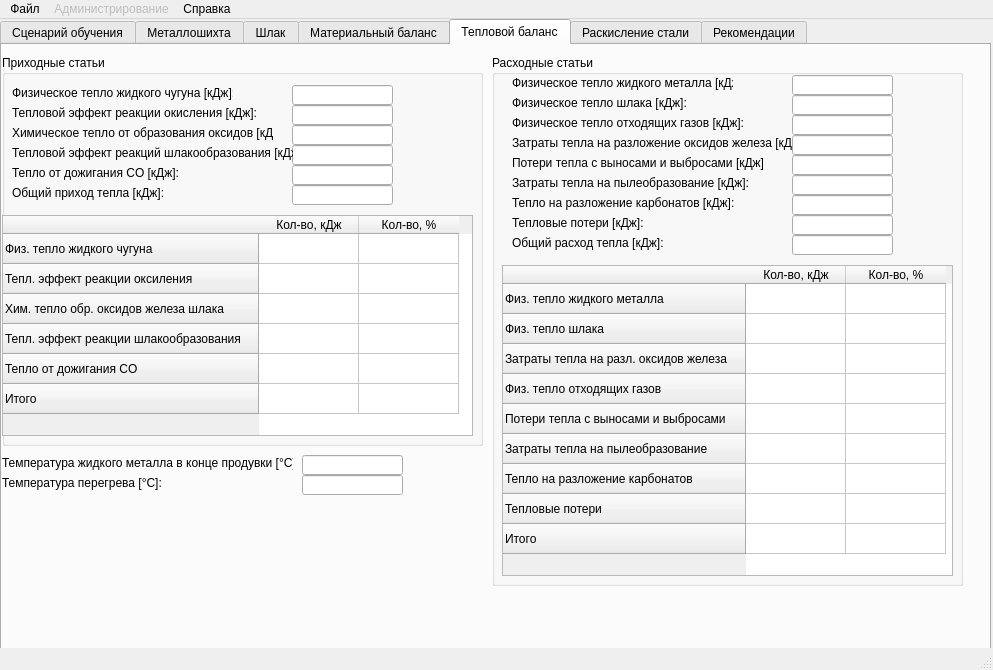
First picture: the form in GUI/OperForm.ui, repository DeppaRet/SteelmakingConverter, before the edit.
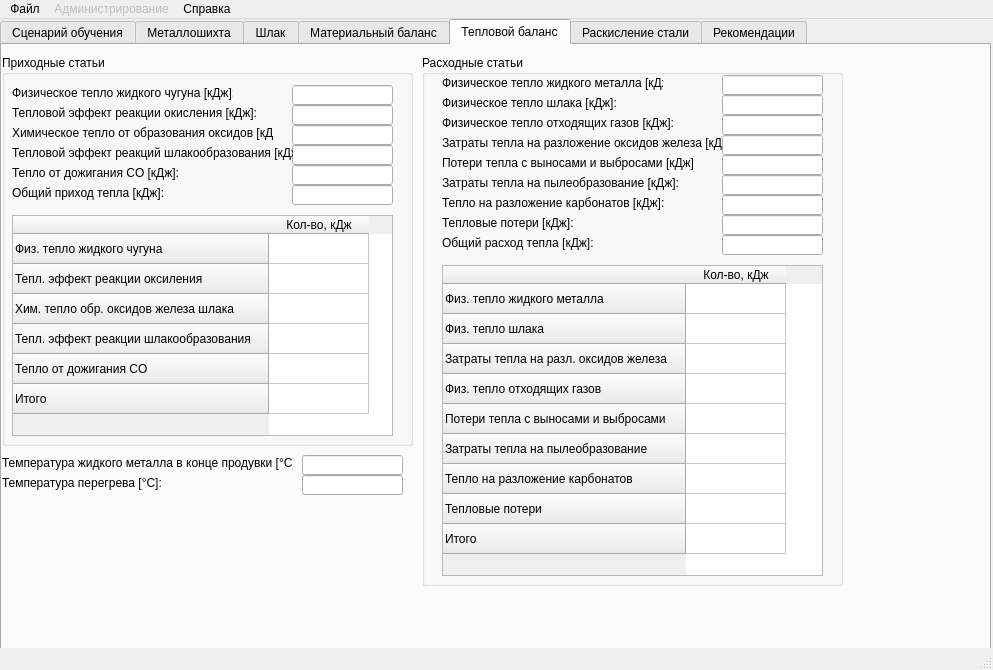
Second picture: the form after the edit. The open tabs and pages were chosen to show the change. Icons and pictures are not drawn.

Diff of the .ui file:
```diff
--- a/GUI/OperForm.ui
+++ b/GUI/OperForm.ui
@@ -2545,9 +2545,9 @@
      <widget class="QGroupBox" name="rashodnie_statii_group_box_2">
       <property name="geometry">
        <rect>
-        <x>490</x>
+        <x>420</x>
         <y>10</y>
-        <width>471</width>
+        <width>421</width>
         <height>531</height>
        </rect>
       </property>
@@ -2821,9 +2821,9 @@
        </property>
        <property name="geometry">
         <rect>
-         <x>10</x>
+         <x>20</x>
          <y>210</y>
-         <width>451</width>
+         <width>381</width>
          <height>311</height>
         </rect>
        </property>
@@ -2877,11 +2877,6 @@
          <string>Кол-во, кДж</string>
         </property>
        </column>
-       <column>
-        <property name="text">
-         <string>Кол-во, %</string>
-        </property>
-       </column>
       </widget>
      </widget>
      <widget class="QLabel" name="temperatura_peregreva_label_2">
@@ -2918,7 +2913,7 @@
        <rect>
         <x>0</x>
         <y>10</y>
-        <width>481</width>
+        <width>411</width>
         <height>391</height>
        </rect>
       </property>
@@ -3105,9 +3100,9 @@
        </property>
        <property name="geometry">
         <rect>
-         <x>0</x>
+         <x>10</x>
          <y>160</y>
-         <width>471</width>
+         <width>381</width>
          <height>221</height>
         </rect>
        </property>
@@ -3146,11 +3141,6 @@
          <string>Кол-во, кДж</string>
         </property>
        </column>
-       <column>
-        <property name="text">
-         <string>Кол-во, %</string>
-        </property>
-       </column>
       </widget>
      </widget>
      <widget class="QLineEdit" name="OverheatTemp">
@@ -3197,8 +3187,8 @@
       </property>
       <property name="geometry">
        <rect>
-        <x>430</x>
-        <y>470</y>
+        <x>350</x>
+        <y>460</y>
         <width>51</width>
         <height>61</height>
        </rect>
```
Left out of the diff: 8 changed lines with no effect on the pictures.
